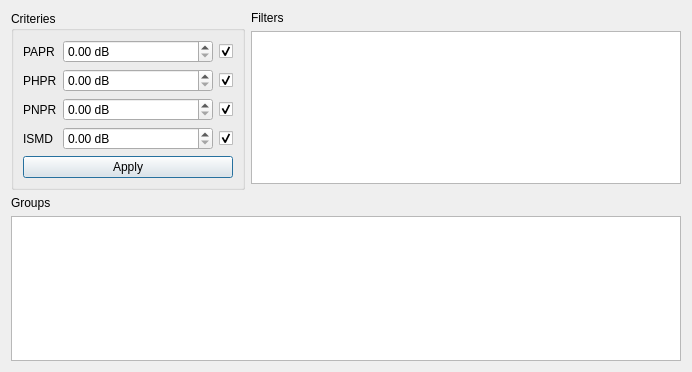
Qt form Speaker/debug_dialog.ui (akru/conference-speaker-server) before a commit.
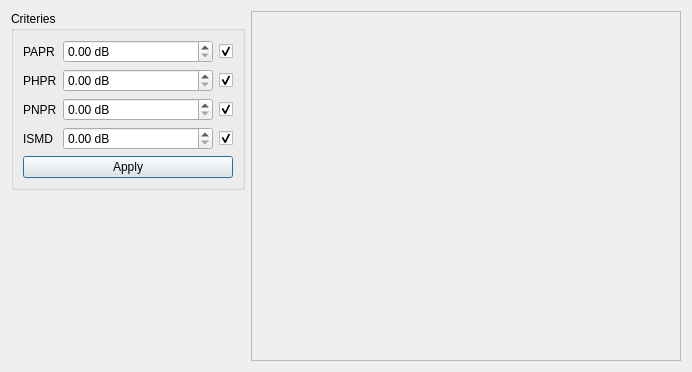
The same form after that commit.

```diff
--- a/Speaker/debug_dialog.ui
+++ b/Speaker/debug_dialog.ui
@@ -14,7 +14,14 @@
    <string>Dialog</string>
   </property>
   <layout class="QGridLayout" name="gridLayout">
-   <item row="0" column="0" rowspan="3">
+   <item row="1" column="1" rowspan="2">
+    <widget class="QTextBrowser" name="textBrowser">
+     <property name="enabled">
+      <bool>false</bool>
+     </property>
+    </widget>
+   </item>
+   <item row="1" column="0">
     <widget class="QGroupBox" name="groupBox">
      <property name="title">
       <string>Criteries</string>
@@ -174,30 +181,6 @@
      </layout>
     </widget>
    </item>
-   <item row="1" column="1">
-    <widget class="QListWidget" name="filterList"/>
-   </item>
-   <item row="4" column="0">
-    <widget class="QLabel" name="label_5">
-     <property name="text">
-      <string>Groups</string>
-     </property>
-    </widget>
-   </item>
-   <item row="0" column="1">
-    <widget class="QLabel" name="label_6">
-     <property name="text">
-      <string>Filters</string>
-     </property>
-    </widget>
-   </item>
-   <item row="5" column="0" colspan="2">
-    <widget class="QListWidget" name="groupList">
-     <property name="selectionMode">
-      <enum>QAbstractItemView::NoSelection</enum>
-     </property>
-    </widget>
-   </item>
   </layout>
  </widget>
  <resources/>
```
